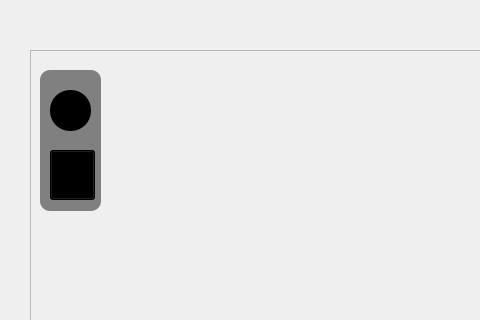
First picture: the form in secondwindow.ui, repository sssss1031/bootcamp_sketch, before the edit; both pictures show x 0 to 480 and y 0 to 320 of the 1024 by 600 pixel window.
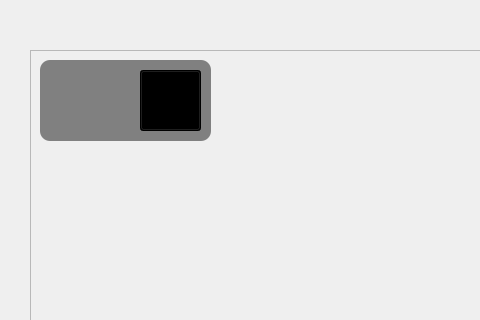
Second picture: the form after the edit.

Commit message: Revise Color & size design

Patch:
```diff
--- a/secondwindow.ui
+++ b/secondwindow.ui
@@ -36,6 +36,9 @@
       <height>441</height>
      </rect>
     </property>
+    <property name="layoutDirection">
+     <enum>Qt::LeftToRight</enum>
+    </property>
     <property name="frameShape">
      <enum>QFrame::StyledPanel</enum>
     </property>
@@ -45,10 +48,10 @@
     <widget class="QPushButton" name="colorbutton">
      <property name="geometry">
       <rect>
-       <x>20</x>
-       <y>40</y>
-       <width>41</width>
-       <height>41</height>
+       <x>30</x>
+       <y>20</y>
+       <width>61</width>
+       <height>61</height>
       </rect>
      </property>
      <property name="autoFillBackground">
@@ -56,8 +59,8 @@
      </property>
      <property name="styleSheet">
       <string notr="true">QPushButton {
-    background-color: black;
-    border-radius: 20px;
+    background-color: transparent;
+    border-radius: none;
     }</string>
      </property>
      <property name="text">
@@ -67,10 +70,10 @@
     <widget class="QPushButton" name="widthbutton">
      <property name="geometry">
       <rect>
-       <x>20</x>
-       <y>100</y>
-       <width>45</width>
-       <height>50</height>
+       <x>110</x>
+       <y>20</y>
+       <width>61</width>
+       <height>61</height>
       </rect>
      </property>
      <property name="palette">
@@ -191,9 +194,9 @@
      <property name="geometry">
       <rect>
        <x>10</x>
-       <y>20</y>
-       <width>61</width>
-       <height>141</height>
+       <y>10</y>
+       <width>171</width>
+       <height>81</height>
       </rect>
      </property>
      <property name="styleSheet">
```
The commit also changes 15 other files.
